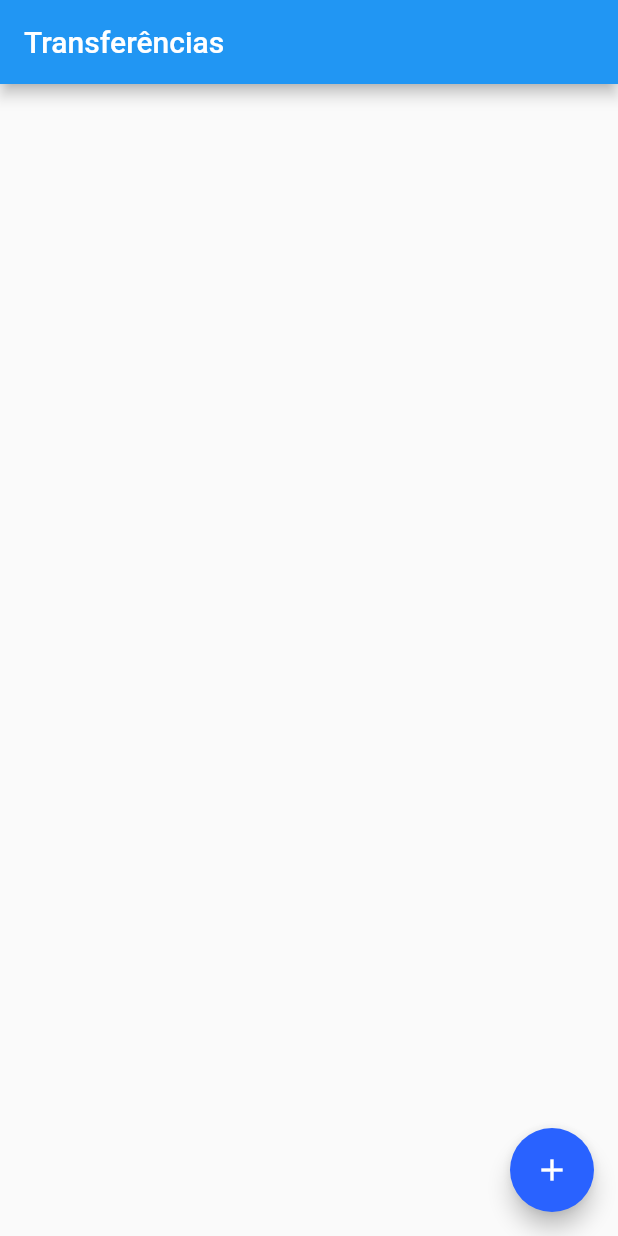
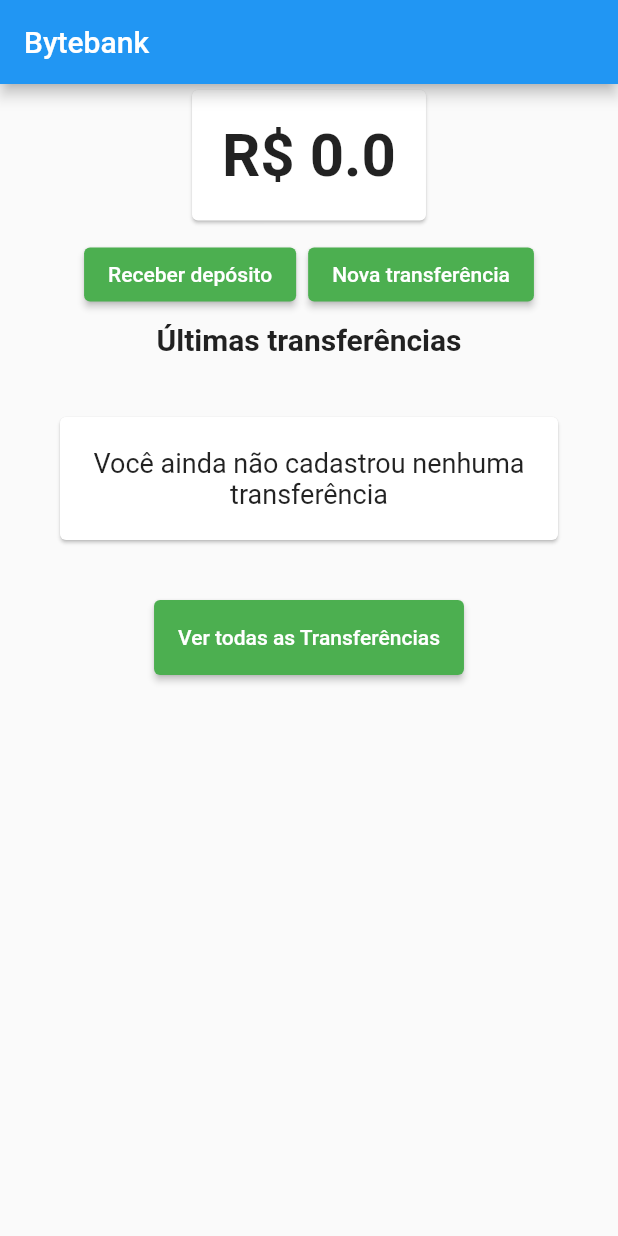
Before and after one commit to cindistar/bytebank, a Flutter app: the screen it shows after launch, on a phone screen of 412 x 824 dp. Run offline on Flutter 3.47's test engine with Material 2 defaults, Android fonts, the phone set to English and light mode, and no system bars.

Commit message:
bytebank 1

```diff
--- /dev/null
+++ b/lib/models/saldo_model.dart
@@ -0,0 +1,23 @@
+import 'package:flutter/material.dart';
+
+class Saldo extends ChangeNotifier {
+  double valor;
+
+  Saldo(this.valor);
+
+  void adiciona(double valor) {
+    this.valor += valor;
+
+    notifyListeners();
+  }
+
+  void subtrai(double valor) {
+    this.valor -= valor;
+    notifyListeners();
+  }
+
+  @override
+  String toString() {
+    return 'R\$ $valor';
+  }
+}
--- a/lib/models/transferencia.dart
+++ b/lib/models/transferencia.dart
@@ -7,7 +7,11 @@ class Transferencia {
     this.numeroConta,
   );
 
-  @override
-  String toString() =>
-      'Transferencia(valor: $valor, numeroConta: $numeroConta)';
+  String toStringValor() {
+    return 'R\$ $valor';
+  }
+
+  String toStringConta() {
+    return 'Conta: $numeroConta';
+  }
 }
--- /dev/null
+++ b/lib/models/transferencias.dart
@@ -0,0 +1,15 @@
+import 'package:bytebank/models/transferencia.dart';
+import 'package:flutter/material.dart';
+
+class Transferencias extends ChangeNotifier {
+  final List<Transferencia> _transferencias = [];
+
+  List<Transferencia> get transferencias => _transferencias;
+
+  adiciona(Transferencia novaTransferencia){
+    transferencias.add(novaTransferencia);
+
+    notifyListeners();
+  }
+
+}
--- /dev/null
+++ b/lib/screens/dashboard/dashboard.dart
@@ -0,0 +1,62 @@
+import 'package:bytebank/screens/dashboard/saldo_card.dart';
+import 'package:bytebank/screens/deposito/formulario.dart';
+import 'package:bytebank/screens/transferencia/formulario.dart';
+import 'package:bytebank/screens/transferencia/ultimas.dart';
+import 'package:flutter/material.dart';
+
+class Dashboard extends StatelessWidget {
+  @override
+  Widget build(BuildContext context) {
+    return Scaffold(
+      appBar: AppBar(
+        title: Text('Bytebank'),
+      ),
+      body: ListView(
+        children: [
+          Align(
+            alignment: Alignment.topCenter,
+            child: SaldoCard(),
+          ),
+          ButtonBar(
+            alignment: MainAxisAlignment.center,
+            children: [
+              ElevatedButton(
+                child: Text('Receber depósito'),
+                style: ElevatedButton.styleFrom(
+                  primary: Colors.green,
+                ),
+                onPressed: () {
+                  Navigator.push(
+                    context,
+                    MaterialPageRoute(
+                      builder: (context) {
+                        return FormularioDeposito();
+                      },
+                    ),
+                  );
+                },
+              ),
+              ElevatedButton(
+                child: Text('Nova transferência'),
+                style: ElevatedButton.styleFrom(
+                  primary: Colors.green,
+                ),
+                onPressed: () {
+                  Navigator.push(
+                    context,
+                    MaterialPageRoute(
+                      builder: (context) {
+                        return FormularioTransferencia();
+                      },
+                    ),
+                  );
+                },
+              ),
+            ],
+          ),
+          UltimasTransferencias(),
+        ],
+      ),
+    );
+  }
+}
--- /dev/null
+++ b/lib/screens/dashboard/saldo_card.dart
@@ -0,0 +1,27 @@
+import 'package:bytebank/models/saldo_model.dart';
+import 'package:flutter/material.dart';
+import 'package:provider/provider.dart';
+
+class SaldoCard extends StatelessWidget {
+
+  @override
+  Widget build(BuildContext context) {
+    return Card(
+      child: Padding(
+        padding: EdgeInsets.all(20.00),
+        child: Consumer<Saldo>(
+          builder: (context, valor, child) {
+            return Text(
+              valor.toString(),
+              textAlign: TextAlign.center,
+              style: TextStyle(
+                fontSize: 40,
+                fontWeight: FontWeight.bold,
+              ),
+            );
+          },
+        ),
+      ),
+    );
+  }
+}
--- a/lib/screens/transferencia/lista.dart
+++ b/lib/screens/transferencia/lista.dart
@@ -1,40 +1,34 @@
+import 'package:bytebank/models/transferencias.dart';
+import 'package:bytebank/screens/transferencia/formulario.dart';
 import 'package:flutter/material.dart';
+import 'package:provider/provider.dart';
 
 import '../../models/transferencia.dart';
-import 'formulario.dart';
 
 const _tituloAppBar = 'Transferências';
 
-class ListaTransferencias extends StatefulWidget {
-  final List<Transferencia> _transferencias = [];
-  @override
-  _ListaTransferenciasState createState() => _ListaTransferenciasState();
-}
-
-class _ListaTransferenciasState extends State<ListaTransferencias> {
+class ListaTransferencias extends StatelessWidget {
   @override
   Widget build(BuildContext context) {
     return Scaffold(
       appBar: AppBar(
         title: Text(_tituloAppBar),
       ),
+      body: Consumer<Transferencias>(builder: (context, transferencias, child) {
+        return ListView.builder(
+          itemCount: transferencias.transferencias.length,
+          itemBuilder: (context, index) {
+            final transferencia = transferencias.transferencias[index];
+            return ItemTransferencia(transferencia);
+          },
+        );
+      }),
       floatingActionButton: FloatingActionButton(
+        child: Icon(Icons.add),
         onPressed: () {
           Navigator.push(context, MaterialPageRoute(builder: (context) {
             return FormularioTransferencia();
-          })).then((transferenciaRecebida) {
-            setState(() {
-              widget._transferencias.add(transferenciaRecebida!);
-            });
-          });
-        },
-        child: Icon(Icons.add),
-      ),
-      body: ListView.builder(
-        itemCount: widget._transferencias.length,
-        itemBuilder: (context, index) {
-          final transferencia = widget._transferencias[index];
-          return ItemTransferencia(transferencia);
+          }));
         },
       ),
     );
@@ -49,10 +43,10 @@ class ItemTransferencia extends StatelessWidget {
   @override
   Widget build(BuildContext context) {
     return Card(
-      child: ListTile(
-        leading: Icon(Icons.monetization_on),
-        title: Text(_transferencia.valor.toString()),
-        subtitle: Text(_transferencia.numeroConta.toString()),
+        child: ListTile(
+      leading: Icon(Icons.monetization_on),
+      title: Text(_transferencia.toStringValor()),
+        subtitle: Text(_transferencia.toStringConta()),
       ),
     );
   }
--- /dev/null
+++ b/lib/screens/transferencia/ultimas.dart
@@ -0,0 +1,81 @@
+import 'package:bytebank/models/transferencias.dart';
+import 'package:bytebank/screens/transferencia/lista.dart';
+import 'package:flutter/material.dart';
+import 'package:provider/provider.dart';
+
+const _titulo = 'Últimas transferências';
+
+class UltimasTransferencias extends StatelessWidget {
+  @override
+  Widget build(BuildContext context) {
+    return Column(
+      children: [
+        Text(
+          _titulo,
+          style: TextStyle(
+            fontSize: 20,
+            fontWeight: FontWeight.bold,
+          ),
+        ),
+        Consumer<Transferencias>(builder: (context, transferencias, child) {
+          final _ultimasTransferencias =
+              transferencias.transferencias.reversed.toList();
+          final _quantidade = transferencias.transferencias.length;
+          int tamanho = 2;
+          if (_quantidade == 0) {
+            return SemTransferenciaCadastrada();
+          }
+          if (_quantidade < 2) {
+            tamanho = _quantidade;
+          }
+          return ListView.builder(
+            padding: EdgeInsets.all(8),
+            itemCount: tamanho,
+            shrinkWrap: true,
+            itemBuilder: (context, index) {
+              return ItemTransferencia(_ultimasTransferencias[index]);
+            },
+          );
+        }),
+        SizedBox(
+          height: 50,
+          child: ElevatedButton(
+            child: Text('Ver todas as Transferências'),
+            style: ElevatedButton.styleFrom(
+              primary: Colors.green,
+            ),
+            onPressed: () {
+              Navigator.push(
+                context,
+                MaterialPageRoute(
+                  builder: (context) {
+                    return ListaTransferencias();
+                  },
+                ),
+              );
+            },
+          ),
+        ),
+      ],
+    );
+  }
+}
+
+class SemTransferenciaCadastrada extends StatelessWidget {
+  @override
+  Widget build(BuildContext context) {
+    return Card(
+      margin: EdgeInsets.all(40),
+      child: Padding(
+        padding: EdgeInsets.all(20),
+        child: Text(
+          'Você ainda não cadastrou nenhuma transferência',
+          textAlign: TextAlign.center,
+          style: TextStyle(
+            fontSize: 18,
+          ),
+        ),
+      ),
+    );
+  }
+}
```
Also changed, not shown: lib/main.dart (+20 -7 lines), lib/screens/deposito/formulario.dart (added, +59 -0 lines), lib/screens/transferencia/formulario.dart (+26 -12 lines), pubspec.yaml (+2 -10 lines), pubspec.lock.
